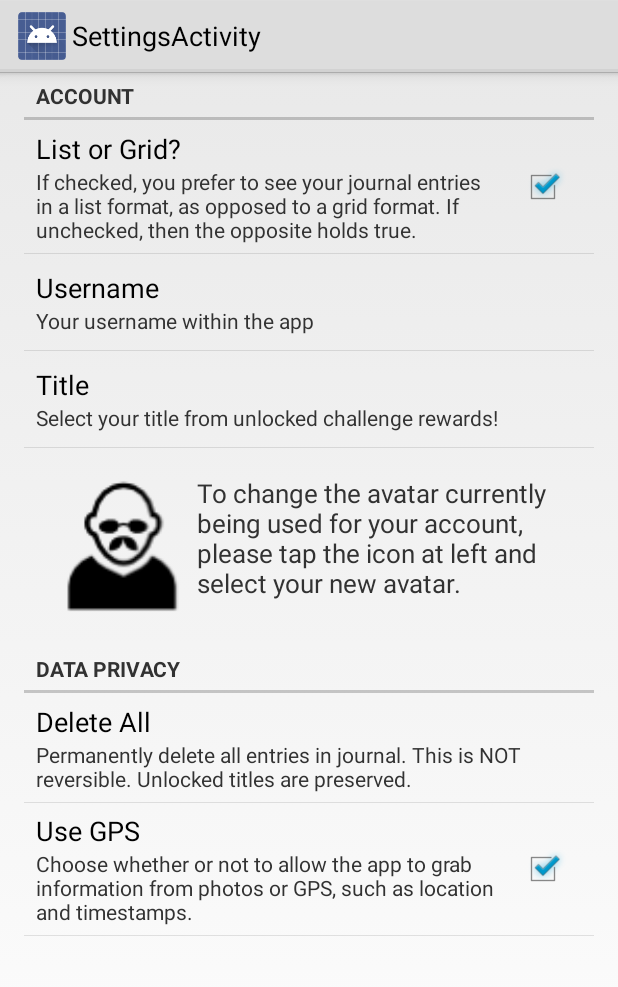
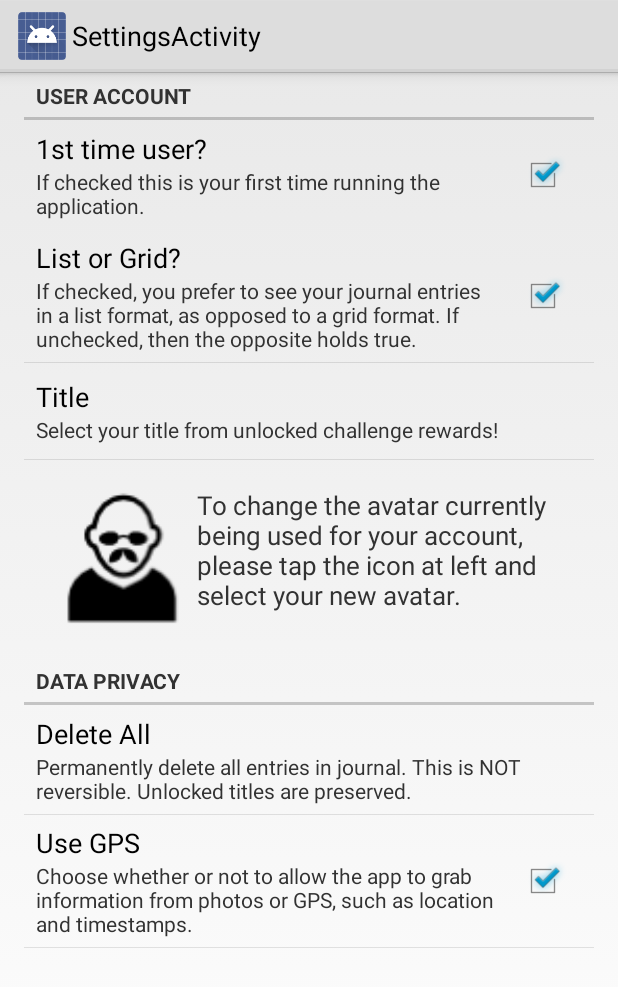
Before and after one commit to mastermind1981/Scribit, an Android app: the Home screen opened directly, with no data from a screen before it, in the options menu, after a tap on "Settings", on a phone screen of 412 x 824 dp. Shown: the top 987 px of the screen. Run offline under Robolectric (Android 15) with nearby library versions, the phone set to English and light mode, and no system bars.

Commit message:
Rewrote preferences to remove all bugs. All prefs work as they should. Avatar choices are now respected.

```diff
--- a/app/src/main/java/scribit/sjbodzo/com/scribit/AvatarPreference.java
+++ b/app/src/main/java/scribit/sjbodzo/com/scribit/AvatarPreference.java
@@ -1,6 +1,7 @@
 package scribit.sjbodzo.com.scribit;
 
 import android.content.Context;
+import android.content.SharedPreferences;
 import android.content.res.TypedArray;
 import android.graphics.Bitmap;
 import android.graphics.BitmapFactory;
@@ -26,6 +27,13 @@ public class AvatarPreference extends Preference {
         super(c, aSet);
         this.c = c;
         setLayoutResource(R.layout.pref_avatar_layout);
+
+
+        SharedPreferences spRef = c.getSharedPreferences("TheSettingsFileYall", 0);
+        String path = spRef.getString("pref_key_avatar", "R.drawable.ic_avatar");
+        if (!path.equals("R.drawable.ic_avatar")) {
+
+        }
     }
 
     @Override
--- a/app/src/main/java/scribit/sjbodzo/com/scribit/ChallengeTaskDataAccessObject.java
+++ b/app/src/main/java/scribit/sjbodzo/com/scribit/ChallengeTaskDataAccessObject.java
@@ -38,6 +38,23 @@ public class ChallengeTaskDataAccessObject {
         return true;
     }
 
+    //returns String[] of all unlocked titles
+    public String[] getUnlockedTitles() {
+        Cursor dbCursy = DBOnDevice.query(ChallengeTaskTableHelper.CHALL_TABLE_NAME,
+                                          new String[] {ChallengeTaskTableHelper.COLUMN_UNLOCKED},
+                                          ChallengeTaskTableHelper.COLUMN_STATUS + " = 1",
+                                          null, null, null, null);
+        dbCursy.moveToFirst();
+        String[] arr = new String[dbCursy.getCount()+1];
+        int i = 0;
+        while(dbCursy.moveToNext()) {
+            arr[i] = dbCursy.getString(dbCursy.getColumnIndex(ChallengeTaskTableHelper.COLUMN_UNLOCKED));
+            i++;
+        } dbCursy.close();
+        arr[i] = "the Noodle";
+        return arr;
+    }
+
     //creates Challenge Task via Add Challenge Task Wizard page interaction using DB
     public ChallengeTask createChallengeTaskEntry(String title, String desc, int points,
                                                   String unlocked, String mediaFilePath,
@@ -56,7 +73,6 @@ public class ChallengeTaskDataAccessObject {
         values.put(ChallengeTaskTableHelper.COLUMN_LAT, lat);
         values.put(ChallengeTaskTableHelper.COLUMN_LONG, lon);
 
-        //Log.e("TITLE OF POST:\t", title);
         //inherited method returns id of location in list
         long insertId = DBOnDevice.insert(ChallengeTaskTableHelper.CHALL_TABLE_NAME, null, values);
         //Log.e("CURSOR INSERTID: \t", insertId + "");
--- a/app/src/main/java/scribit/sjbodzo/com/scribit/Home.java
+++ b/app/src/main/java/scribit/sjbodzo/com/scribit/Home.java
@@ -28,6 +28,12 @@ public class Home extends Activity {
     @Override
     protected void onCreate(Bundle savedInstanceState) {
         super.onCreate(savedInstanceState);
+    }
+
+    @Override
+    public void onResume() {
+        super.onResume();
+
         LayoutInflater lif = getLayoutInflater();
         View v = lif.inflate(R.layout.activity_home, null);
 
@@ -43,16 +49,16 @@ public class Home extends Activity {
 
         //todo: Set title dynamically to one set in preferences
         TextView titleTV = (TextView) v.findViewById(R.id.titleName_tv);
-        SharedPreferences sp = getSharedPreferences(JournalEntries.PREFS_SETTINGS, 0);
-        String listPrefStr = sp.getString("pref_key_titlename", "the Noodle");
+        SharedPreferences sp = getSharedPreferences(LoginActivity.PREFS_SETTINGS, 0);
+        String listPrefStr = sp.getString("pref_key_titlename", "the Big Deal");
         titleTV.setText(listPrefStr);
 
         //query to find and num challenges completed
         ChallengeOpenHelper ChallengeTaskTableHelper = new ChallengeOpenHelper(this);
         SQLiteDatabase dB = ChallengeTaskTableHelper.getReadableDatabase();
         Cursor c = dB.query(ChallengeTaskTableHelper.CHALL_TABLE_NAME,
-                 null, ChallengeTaskTableHelper.COLUMN_STATUS + " = " + 1,
-                 null, null, null, null);
+                null, ChallengeTaskTableHelper.COLUMN_STATUS + " = " + 1,
+                null, null, null, null);
         int numCompletedChalls = c.getCount();
         TextView chCompNumTV = (TextView) v.findViewById(R.id.challengeNum_tv);
         chCompNumTV.setText(numCompletedChalls + "");
@@ -61,13 +67,12 @@ public class Home extends Activity {
         PostOpenHelper PostTableOpenHelper = new PostOpenHelper(this);
         SQLiteDatabase pdB = PostTableOpenHelper.getReadableDatabase();
         Cursor pc = pdB.query(PostTableOpenHelper.POSTS_TABLE_NAME,
-                              null, null, null, null, null, null);
+                null, null, null, null, null, null);
         int numPostsInJournal = pc.getCount();
         TextView tvPostNum = (TextView) v.findViewById(R.id.postNum_tv);
         tvPostNum.setText(numPostsInJournal + "");
 
         ImageView avView = (ImageView) v.findViewById(R.id.avatar_iv);
-
         SharedPreferences spRef = getSharedPreferences(LoginActivity.PREFS_SETTINGS, 0);
         String avFileRef = spRef.getString("pref_key_avatar", "R.drawable.ic_avatar"); //drawable ref, else path to media on device
         if (avFileRef.equals("R.drawable.ic_avatar")) avView.setImageDrawable(getResources().getDrawable(R.drawable.ic_avatar));
@@ -84,12 +89,8 @@ public class Home extends Activity {
                 avView.setImageDrawable(getResources().getDrawable(R.drawable.ic_avatar));
             }
         }
+        v.invalidate();
         setContentView(v);
-
-        /**
-        Button optionsButton = (Button) findViewById(R.id.options_button);
-        optionsButton.setOnClickListener(launchOptionsView);
-        **/
     }
 
     View.OnClickListener launchJournalMainView = new View.OnClickListener() {
--- a/app/src/main/java/scribit/sjbodzo/com/scribit/PostsDataAccessObject.java
+++ b/app/src/main/java/scribit/sjbodzo/com/scribit/PostsDataAccessObject.java
@@ -44,6 +44,10 @@ public class PostsDataAccessObject {
         long id = posta.getID();
         DBOnDevice.delete(PostOpenHelper.POSTS_TABLE_NAME,
                 PostOpenHelper.COLUMN_ID + " = " + id, null);
+    }
+
+    public void removeAllPosts() {
+        DBOnDevice.delete(PostOpenHelper.POSTS_TABLE_NAME, null, null);
     }
 
     //creates Post object via wizard interaction in AddJournalEntry within DB
--- a/app/src/main/java/scribit/sjbodzo/com/scribit/SettingsActivity.java
+++ b/app/src/main/java/scribit/sjbodzo/com/scribit/SettingsActivity.java
@@ -1,21 +1,29 @@
 package scribit.sjbodzo.com.scribit;
 
 import android.app.Activity;
+import android.app.AlertDialog;
+import android.app.Dialog;
+import android.content.DialogInterface;
 import android.content.Intent;
 import android.content.SharedPreferences;
+import android.database.Cursor;
 import android.graphics.Bitmap;
 import android.graphics.BitmapFactory;
 import android.graphics.drawable.BitmapDrawable;
+import android.net.Uri;
 import android.os.Bundle;
 import android.os.Environment;
 import android.preference.CheckBoxPreference;
 import android.preference.Preference;
 import android.preference.PreferenceActivity;
 import android.preference.PreferenceCategory;
+import android.preference.PreferenceFragment;
+import android.provider.MediaStore;
 import android.util.Log;
 import android.view.LayoutInflater;
 import android.view.View;
 import android.widget.ImageView;
+import android.widget.Toast;
 
 import java.io.File;
 import java.io.FileNotFoundException;
@@ -23,79 +31,47 @@ import java.io.FileOutputStream;
 import java.io.IOException;
 import java.io.InputStream;
 
-public class SettingsActivity extends PreferenceActivity {
-    Bitmap bp;
-    ImageView avIV;
+public class SettingsActivity extends PreferenceActivity
+                              implements SharedPreferences.OnSharedPreferenceChangeListener {
+    PreferenceFragment pFrag;
+    SharedPreferences spRef;
 
     @Override
     public void onCreate(Bundle savedInstanceState) {
         super.onCreate(savedInstanceState);
-        addPreferencesFromResource(R.xml.settingprefs);
+        pFrag = new SettingsFragment();
+        getFragmentManager().beginTransaction()
+                            .replace(android.R.id.content, pFrag)
+                            .commit();
 
-        final SharedPreferences spRef = getSharedPreferences(JournalEntries.PREFS_SETTINGS, 0);
-        boolean isFirstTimeUser = spRef.getBoolean("pref_key_virginal_ux", true);
-
-        //make check for 1st time users invisible in settings menu
-        PreferenceCategory pfc = (PreferenceCategory) findPreference("pref_key_acct_settings");
-        CheckBoxPreference cbp = (CheckBoxPreference) findPreference("pref_key_virginal_ux");
-        CheckBoxPreference gpsbp = (CheckBoxPreference) findPreference("pref_key_toggle_gps");
-        pfc.removePreference(cbp);
-
-        //hook in onClick listener event for custom Avatar Preference obj
-        AvatarPreference avp = (AvatarPreference) findPreference("pref_key_avatar");
-        //set initial imageview avatar
-        LayoutInflater lif = getLayoutInflater();
-        View v = lif.inflate(avp.getLayoutResource(), null);
-        avIV = (ImageView) findViewById(R.id.av_pref_ref);
-        //fetchIVContent(avIV);
-
-        //Hook listener into Avatar image on Preferences apge.
-        Preference.OnPreferenceClickListener pOpCL = new Preference.OnPreferenceClickListener() {
-            @Override
-            public boolean onPreferenceClick(Preference p) {
-                selectImage();
-                return true;
-            }
-
-            public void selectImage() {
-                Intent intent = new Intent();
-                intent.setType("image/*"); //tell Android we want things that return img's
-                intent.setAction(Intent.ACTION_GET_CONTENT); //specify action as content accessor
-                intent.addCategory(Intent.CATEGORY_OPENABLE); //only select filetypes that are openable
-                startActivityForResult(intent, 1); // 1 is our rq code, so if successfully done, we should get 1 back
-            }
-        };
-        avp.setOnPreferenceClickListener(pOpCL);
-
-        Preference.OnPreferenceClickListener toggleListPref = new Preference.OnPreferenceClickListener() {
-            @Override
-            public boolean onPreferenceClick(Preference preference) {
-                SharedPreferences.Editor ed = spRef.edit();
-                boolean curVal = spRef.getBoolean("pref_key_prefersList", true);
-                ed.putBoolean("pref_key_prefersList", !curVal);
-                ed.apply();
-                //CheckBoxPreference cbp = (CheckBoxPreference)preference;
-                //cbp.setChecked(!(cbp.isChecked()));
-                return true;
-            }
-        };
-        CheckBoxPreference cbp2 = (CheckBoxPreference) findPreference("pref_key_prefersList");
-        cbp2.setOnPreferenceClickListener(toggleListPref);
-
-        //Hook listener to update GPS pref accordingly
-        Preference.OnPreferenceClickListener doGPSL = new Preference.OnPreferenceClickListener() {
-            @Override
-            public boolean onPreferenceClick(Preference preference) {
-                SharedPreferences.Editor ed = spRef.edit();
-                boolean curVal = spRef.getBoolean("pref_key_toggle_gps", true);
-                ed.putBoolean("pref_key_toggle_gps", !curVal);
-                ed.apply();
-                return true;
-            }
-        };
-        gpsbp.setOnPreferenceClickListener(doGPSL);
+        spRef = getSharedPreferences("TheSettingsFileYall", 0);
     }
 
+    @Override
+    public void onSharedPreferenceChanged(SharedPreferences sharedPreferences, String key) {
+        if (key.equals("pref_key_toggle_gps")) {
+            Preference gpsPref = pFrag.findPreference(key);
+            String disabled = "GPS services within the app are now disabled. Location data will not be" +
+                    " recorded when saving a journal post.";
+            String enabled = "GPS services within the app are now enabled. Location data will be recorded" +
+                    " when posting journal entries in the app.";
+            boolean isGPS = spRef.getBoolean("pref_key_toggle_gps", false);
+            spRef.edit().putBoolean("pref_key_toggle_gps", !isGPS).apply();
+            if (spRef.getBoolean("pref_key_toggle_gps", false)) gpsPref.setSummary(enabled);
+            else gpsPref.setSummary(disabled);
+        } else if (key.equals("pref_key_prefersList")) {
+            Preference journalLayoutPref = pFrag.findPreference(key);
+            String prefGrid = "Current user preference is set to prefer showing journal entries in a list.";
+            String prefList = "Current user preference is set to prefer showing journal entries in a grid.";
+            boolean prefersList = spRef.getBoolean("pref_key_prefersList", true);
+            spRef.edit().putBoolean("pref_key_prefersList", !prefersList).apply();
+            if (spRef.getBoolean("pref_key_prefersList", true)) journalLayoutPref.setSummary(prefList);
+            else journalLayoutPref.setSummary(prefGrid);
+        } else if (key.equals("pref_key_avatar")) { }
+        else if (key.equals("pref_key_delete_all")) { }
+    }
+
+    /**
     public void fetchIVContent(ImageView iv) {
         String fileLoc = Environment.getExternalStorageDirectory().toString();
         File fileo = new File(fileLoc, "ic_avatar.png");
@@ -110,51 +86,5 @@ public class SettingsActivity extends PreferenceActivity {
             avIV.setPadding(15,15,15,15);
             avIV.invalidate();
         }
-    }
-
-    public void writeNewAvatar(Bitmap b) {
-        //grab handle to app's drawable for layout resource to persist w/
-         String extDir = Environment.getExternalStorageDirectory().toString();
-         File file = new File(extDir, "ic_avatar.png");
-         FileOutputStream outStream = null;
-         try { outStream = new FileOutputStream(file); }
-         catch (FileNotFoundException nfe) { nfe.printStackTrace(); }
-         b.compress(Bitmap.CompressFormat.PNG, 100, outStream);
-         try {
-             outStream.flush();
-             outStream.close();
-         }
-         catch (IOException ioe) { ioe.printStackTrace(); }
-    }
-
-    @Override
-    protected void onActivityResult(int rqCode, int resultCode, Intent i) {
-        if (resultCode == Activity.RESULT_OK) {
-            if (rqCode == 1) {
-                InputStream ips = null;
-                try {
-                    ips = getContentResolver()
-                          .openInputStream(i.getData());
-                }
-                catch (FileNotFoundException nfe) { Log.e("FETCHING PIC!", "ERROR OPENING STREAM"); nfe.printStackTrace(); }
-                //check to see if the bitmap object can be reused, otherwise lingers in garbage,
-                //even if I instantiate to another Bitmap ref! x_X
-                if (bp != null) { bp.recycle(); bp = null; }
-                bp = BitmapFactory.decodeStream(ips);
-                bp = Bitmap.createScaledBitmap(bp, 60, 60, false);
-                BitmapDrawable bpd = new BitmapDrawable(getResources(), bp);
-                writeNewAvatar(bp);
-
-                try { ips.close(); } catch (IOException ioe) { Log.e("FETCHING PIC!", "ERROR CLOSING STREAM"); ioe.printStackTrace(); }
-
-                //try to set avatar icon
-                avIV.setImageDrawable(bpd);
-                avIV.setPadding(15,15,15,15);
-                avIV.invalidate();
-                Log.e("IMAGESET\t", "image bitmap set to " + bp.toString());
-
-                //TODO: store this avatar in settings to persist!
-            }
-        }
-    }
+     } **/
 }
--- /dev/null
+++ b/app/src/main/java/scribit/sjbodzo/com/scribit/SettingsFragment.java
@@ -0,0 +1,137 @@
+package scribit.sjbodzo.com.scribit;
+
+
+
+import android.app.Activity;
+import android.app.AlertDialog;
+import android.content.DialogInterface;
+import android.content.Intent;
+import android.content.SharedPreferences;
+import android.database.Cursor;
+import android.graphics.drawable.BitmapDrawable;
+import android.os.Bundle;
+import android.app.Fragment;
+import android.preference.ListPreference;
+import android.preference.Preference;
+import android.preference.PreferenceFragment;
+import android.provider.MediaStore;
+import android.view.LayoutInflater;
+import android.view.View;
+import android.view.ViewGroup;
+import android.widget.ImageView;
+import android.widget.TextView;
+import android.widget.Toast;
+
+public class SettingsFragment extends PreferenceFragment {
+    SharedPreferences.OnSharedPreferenceChangeListener listener;
+    private static final int PICK_PHOTO_REQUEST = 1;
+
+    public SettingsFragment() {}
+
+    @Override
+    public void onCreate(Bundle savedInstanceState) {
+        listener = ((SharedPreferences.OnSharedPreferenceChangeListener)getActivity());
+        super.onCreate(savedInstanceState);
+        addPreferencesFromResource(R.xml.settingprefs);
+        Preference virgUser = findPreference("pref_key_virginal_ux");
+        virgUser.setSelectable(false);
+
+        //Dynamically populate list of title entries
+        ListPreference lP = (ListPreference) findPreference("pref_key_titlename");
+        ChallengeTaskDataAccessObject cDAO = new ChallengeTaskDataAccessObject(getActivity());
+        cDAO.open();
+        final String[] unlockedTitlesArray = cDAO.getUnlockedTitles();
+        lP.setEntries(unlockedTitlesArray);
+        cDAO.close();
+        lP.setOnPreferenceChangeListener(new Preference.OnPreferenceChangeListener() {
+            @Override
+            public boolean onPreferenceChange(Preference preference, Object o) {
+                getActivity().getSharedPreferences("TheSettingsFileYall", 0).edit().putString("pref_key_titlename", unlockedTitlesArray[new Integer(o.toString())-1]).apply();
+                Toast.makeText(getActivity(), "Successfully set title to "
+                                            + getActivity().getSharedPreferences("TheSettingsFileYall", 0).getString("pref_key_titlename", "BOOBZ"),
+                                              Toast.LENGTH_SHORT).show();
+                return true;
+            }
+        });
+
+
+        //setup onClick behavior for Avatar preference
+        Preference avPref = findPreference("pref_key_avatar");
+        avPref.setOnPreferenceClickListener(new Preference.OnPreferenceClickListener() {
+            @Override
+            public boolean onPreferenceClick(Preference preference) {
+                Intent intent = new Intent(); //Select the image via intent
+                intent.setType("image/*"); //tell Android we want things that return img's
+                intent.setAction(Intent.ACTION_GET_CONTENT); //specify action as content accessor only
+                intent.addCategory(Intent.CATEGORY_OPENABLE); //only select filetypes that are openable
+                startActivityForResult(intent, 1); // 1 is our rq code, so if successfully done, we should get 1 back
+                return true;
+            }
+        });
+
+        //setup onClick behavior for nuking Post DB
+        Preference delPref = findPreference("pref_key_delete_all");
+        delPref.setOnPreferenceClickListener(new Preference.OnPreferenceClickListener() {
+            @Override
+            public boolean onPreferenceClick(Preference preference) {
+                AlertDialog.Builder builder = new AlertDialog.Builder(getActivity());
+                builder.setTitle("Are you sure?")
+                        .setMessage("Deleting all of your journals posts is not a reversible action. Proceed?")
+                        .setNegativeButton("No", null)
+                        .setPositiveButton("Yes", new DialogInterface.OnClickListener() {
+                            @Override
+                            public void onClick(DialogInterface dialogInterface, int i) {
+                                PostsDataAccessObject pDAO = new PostsDataAccessObject(getActivity());
+                                pDAO.open();
+                                pDAO.removeAllPosts();
+                                pDAO.close();
+                                Toast.makeText(getActivity(), "All posts in your journal have been deleted. A clean slate!", Toast.LENGTH_SHORT).show();
+                            }
+                        }).show();
+                return true;
+            }
+        });
+    }
+
+    @Override
+    public void onActivityResult(int rqCode, int resultCode, Intent i) {
+        if (resultCode == Activity.RESULT_OK) {
+            if (rqCode == PICK_PHOTO_REQUEST) {
+                String[] mediaPathCol = new String[1];
+                mediaPathCol[0] = MediaStore.Images.Media.DATA;
+                Cursor mediaCursor = getActivity().getContentResolver().query(i.getData(), mediaPathCol, null, null, null);
+                mediaCursor.moveToFirst(); //this shifts cursor to data selected when our intent fired
+                int columnIndex = mediaCursor.getColumnIndex(mediaPathCol[0]); //collects column in data structure of our media
+                String pathToMedia = mediaCursor.getString(columnIndex); //path to media parsed at column in data structure
+                mediaCursor.close(); //close Cursor after data projection no longer needed
+                BitmapDrawable bitmapAV = new BitmapDrawable(getResources(), pathToMedia);
+
+                //Update value for pref key to new string path
+                getActivity().getSharedPreferences("TheSettingsFileYall", 0).edit().putString("pref_key_avatar", pathToMedia).apply();
+                Toast.makeText(getActivity(), "Nice! Your avatar has successfully been changed.", Toast.LENGTH_SHORT).show();
+                //pFrag.findPreference("pref_key_avatar").persist...;
+
+                //try to set avatar ico
+                LayoutInflater lif = getActivity().getLayoutInflater();
+                View view = lif.inflate(findPreference("pref_key_avatar").getLayoutResource(), null);
+                ImageView avatarImageView = (ImageView) view.findViewById(R.id.avatar_iv_pref);
+                avatarImageView.setImageDrawable(bitmapAV);
+                avatarImageView.setPadding(15, 15, 15, 15);
+            }
+        }
+    }
+
+    @Override
+    public void onResume() {
+        super.onResume();
+        getPreferenceScreen().getSharedPreferences()
+                .registerOnSharedPreferenceChangeListener(listener);
+    }
+
+    @Override
+    public void onPause() {
+        super.onPause();
+        getPreferenceScreen().getSharedPreferences()
+                .unregisterOnSharedPreferenceChangeListener(listener);
+    }
+}
--- a/app/src/main/java/scribit/sjbodzo/com/scribit/ViewPostEntry.java
+++ b/app/src/main/java/scribit/sjbodzo/com/scribit/ViewPostEntry.java
@@ -64,7 +64,6 @@ public class ViewPostEntry extends Activity {
 
         //TODO: add logic to show if is a challenge
         //TODO: add logic to show gps location information
-        //TODO: add logic to handle displaying of media (if any)
         //TODO: hook in actionbar item to edit posting
 
         //Show the view
--- a/app/src/main/res/xml/settingprefs.xml
+++ b/app/src/main/res/xml/settingprefs.xml
@@ -1,14 +1,15 @@
 <?xml version="1.0" encoding="utf-8"?>
 
 <PreferenceScreen xmlns:android="http://schemas.android.com/apk/res/android">
+
     <PreferenceCategory
-        android:title="Account"
+        android:title="User Account"
         android:key="pref_key_acct_settings">
         <CheckBoxPreference
             android:id="@+id/firsttimer"
             android:visibility="gone"
             android:key="pref_key_virginal_ux"
-            android:summary="Toggle for first time user of the application."
+            android:summary="If checked this is your first time running the application."
             android:title="1st time user?"
             android:defaultValue="true" />
         <CheckBoxPreference
@@ -18,13 +19,15 @@
             android:summary="If checked, you prefer to see your journal entries in a list format, as opposed to a grid format. If unchecked, then the opposite holds true."
             android:title="List or Grid?"
             android:defaultValue="true" />
+        <!--
         <EditTextPreference
             android:key="pref_key_username"
             android:summary="Your username within the app"
             android:title="Username"
-            android:defaultValue="false"
+            android:defaultValue="the User"
             android:clickable="false"
             android:editable="false" />
+        -->
         <ListPreference
             android:key="pref_key_titlename"
             android:summary="Select your title from unlocked challenge rewards!"
@@ -40,7 +43,7 @@
             android:key="pref_key_avatar" />
         </PreferenceCategory>
 
-        <PreferenceCategory
+    <PreferenceCategory
             android:title="Data Privacy"
             android:key="pref_key_data_privacy">
         <Preference
@@ -53,4 +56,5 @@
             android:summary="Choose whether or not to allow the app to grab information from photos or GPS, such as location and timestamps."
             android:title="Use GPS" />
     </PreferenceCategory>
+
 </PreferenceScreen>
```
